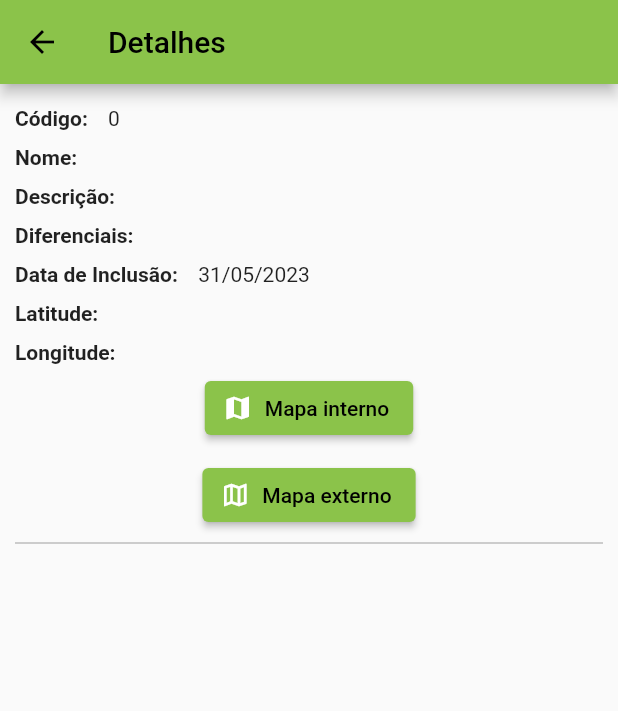
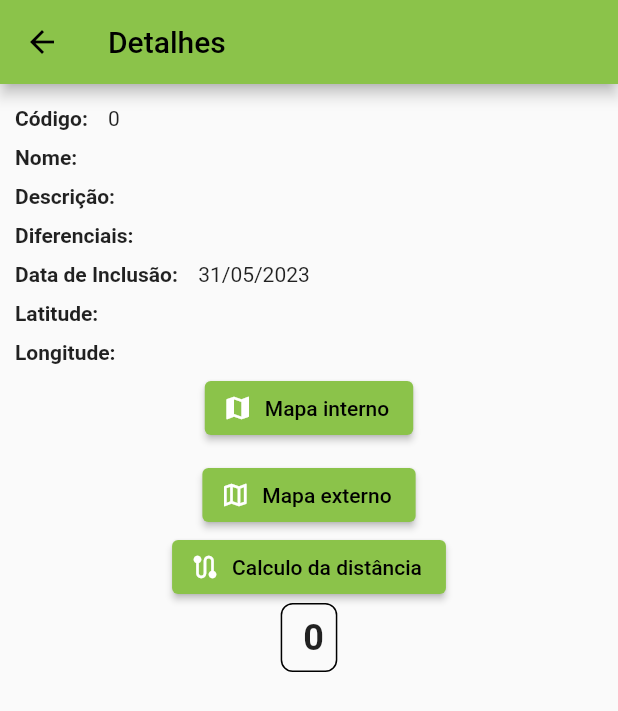
Before and after one commit to jocemir/pontosTuristicos, a Flutter app: the DetalhesPontosPage screen opened directly with empty values, on a phone screen of 412 x 824 dp. Shown: the top 711 px of the screen. Run offline on Flutter 3.47's test engine with Material 2 defaults, Android fonts, the phone set to English and light mode, and no system bars; our stand-ins replace geolocator, google_maps_flutter, shared_preferences, sqflite; missing offline and left inert: maps_launcher; accounts and stored records are empty.

Commit message:
31-05-23

```diff
--- a/lib/main.dart
+++ b/lib/main.dart
@@ -9,7 +9,6 @@ void main() {
 class AppPontosTuristicos extends StatelessWidget {
   const AppPontosTuristicos({super.key});
 
-  // This widget is the root of your application.
   @override
   Widget build(BuildContext context) {
     return MaterialApp(
--- a/lib/pages/detalhes_pontos_page.dart
+++ b/lib/pages/detalhes_pontos_page.dart
@@ -93,14 +93,47 @@ class _DetalhesPontosPageState extends State<DetalhesPontosPage> {
   size: 20,
   ),
   label: const Text('Mapa externo'),
-  onPressed: _abrirCoordenadasMapaExterno,
+    onPressed: _abrirCoordenadasMapaExterno,
+  )
+  ],
   ),
-  const Divider(color: Colors.grey),
-  ],
-  )
+        Column(
+          children: [
+            Row(
+              mainAxisAlignment: MainAxisAlignment.center,
+              children: [
+                ElevatedButton.icon(
+                  icon: const Icon(
+                    Icons.route,
+                    color: Colors.white,
+                    size: 20,
+                  ),
+                  label: const Text('Calculo da distância'),
+                  onPressed: _calcularDistancia,
+                )
+              ],
+            ),
+            Container(
+              decoration: BoxDecoration(
+                border: Border.all(),
+                borderRadius: BorderRadius.circular(8), // Define um raio de borda para deixar os cantos arredondados
+              ),
+              child: Padding(
+                padding: EdgeInsets.all(8),
+                child: Text(
+                  ' ${_localizacaoAtual == null ? "0" : _distancia}',
+                  style: TextStyle(
+                    fontSize: 24,
+                    fontWeight: FontWeight.bold,
+                  ),
+                ),
+              ),
+            )
 
+          ],
+        )
 
-  ],
+      ],
     ),
   );
 
@@ -108,6 +141,7 @@ class _DetalhesPontosPageState extends State<DetalhesPontosPage> {
     _obterLocalizacaoAtual();
 
   }
+
 
   void _obterLocalizacaoAtual() async{
     bool servicoHabilitado = await _servicoHabilitado();
--- a/lib/pages/lista_pontos_turisticos_page.dart
+++ b/lib/pages/lista_pontos_turisticos_page.dart
@@ -169,10 +169,7 @@ class _ListaPontosTuristicosPageState extends State<ListaPontosTuristicosPage>{
                 child: Column(
                   mainAxisSize: MainAxisSize.min,
                   children: [
-                    // Image.asset(
-                    //   'assets/images/img.jpg',
-                    //   fit: BoxFit.fill,
-                    // ),
+
                     PopupMenuButton(
                         child: ListTile(
                           title: Text('${ponto.id} - ${ponto.nome}'),
--- a/pubspec.yaml
+++ b/pubspec.yaml
@@ -59,8 +59,7 @@ dev_dependencies:
 
 # The following section is specific to Flutter packages.
 flutter:
-  assets:
-    - assets/images/img.jpg
+
 
   # The following line ensures that the Material Icons font is
   # included with your application, so that you can use the icons in
```
Also changed, not shown: pubspec.lock.
